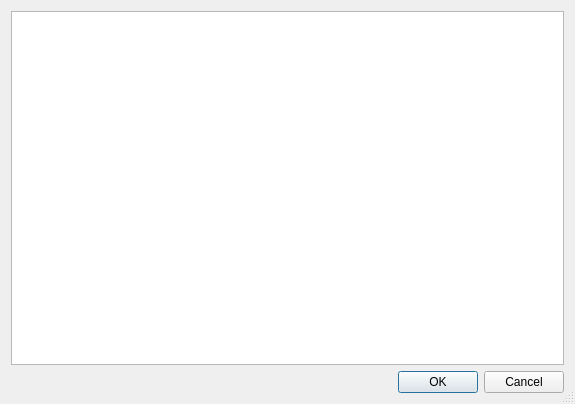
apavelm/qsqldesigner, file src/ui/simpleforeignkeyselectdialog.ui: the form before one commit.
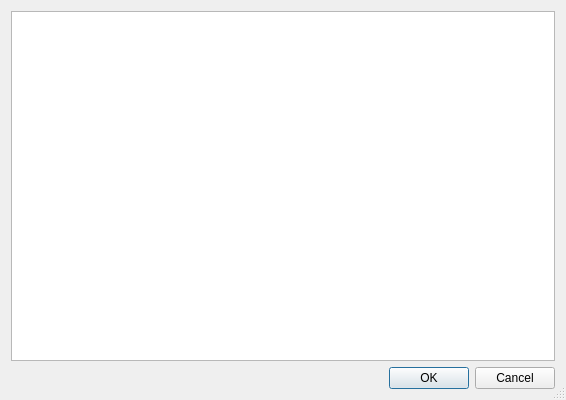
The form after the commit.

```diff
--- a/src/ui/simpleforeignkeyselectdialog.ui
+++ b/src/ui/simpleforeignkeyselectdialog.ui
@@ -6,8 +6,8 @@
    <rect>
     <x>0</x>
     <y>0</y>
-    <width>575</width>
-    <height>404</height>
+    <width>566</width>
+    <height>400</height>
    </rect>
   </property>
   <property name="windowTitle">
```
